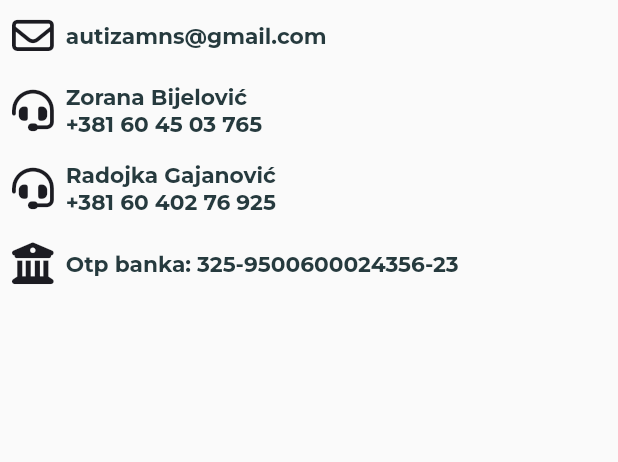
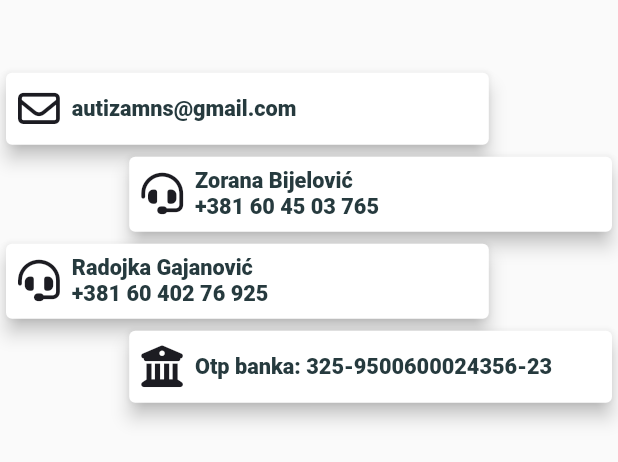
Before and after one commit to milan-kovac/communicator, a Flutter app: the AboutItems widget shown alone on an empty page, opened directly, on a phone screen of 412 x 824 dp. Shown: the top 462 px of the screen. Run offline on Flutter 3.47's test engine with Material 2 defaults, Android fonts, the phone set to English and light mode, and no system bars; our stand-ins replace cached_network_image, cloud_firestore, firebase_auth, firebase_core, firebase_storage, flutter_screenutil and 9 more; missing offline and left inert: flutter_event_calendar, flutter_sound; accounts and stored records are empty; Roboto replaces fonts that are missing (Ruda).

```diff
--- a/lib/main.dart
+++ b/lib/main.dart
@@ -24,7 +24,7 @@ class MyApp extends StatelessWidget {
         return MaterialApp(
             title: 'Communicator',
             debugShowCheckedModeBanner: false,
-            theme: ThemeData(fontFamily: GoogleFonts.montserrat().fontFamily),
+            theme: ThemeData(fontFamily: GoogleFonts.ruda().fontFamily),
             localizationsDelegates: const [
               GlobalMaterialLocalizations.delegate,
               GlobalWidgetsLocalizations.delegate,
--- a/lib/src/pages/body.page.dart
+++ b/lib/src/pages/body.page.dart
@@ -1,4 +1,5 @@
 import 'dart:convert';
+import 'package:communicator/src/services/tts.service.dart';
 import 'package:communicator/src/utils/app.color.dart';
 import 'package:communicator/src/widgets/global/custom.app.bar.dart';
 import 'package:flutter/material.dart';
@@ -45,7 +46,9 @@ class _BodyPageState extends State<BodyPage> {
             for (var i = 0; i < body.length; i++)
               Center(
                 child: InkWell(
-                  onTap: () {},
+                  onTap: () async {
+                    await TtsService(text: body[i]['description']).startSpeech();
+                  },
                   child: SizedBox(
                     width: 300.w,
                     height: 200.h,
--- a/lib/src/pages/home.page.dart
+++ b/lib/src/pages/home.page.dart
@@ -1,7 +1,7 @@
+import 'package:communicator/src/utils/app.color.dart';
 import 'package:communicator/src/widgets/global/custom.app.bar.dart';
 import 'package:communicator/src/widgets/global/sidebar.dart';
 import 'package:communicator/src/widgets/home/about.items.dart';
-import 'package:communicator/src/widgets/home/home.titile.dart';
 import 'package:communicator/src/widgets/home/map.location.dart';
 import 'package:flutter/material.dart';
 import 'package:flutter_screenutil/flutter_screenutil.dart';
@@ -19,15 +19,15 @@ class _HomePageState extends State<HomePage> {
     return Scaffold(
       appBar: PreferredSize(preferredSize: Size.fromHeight(50.h), child: const CustomAppBar()),
       drawer: Sidebar(currentPageIndex: 0),
+      backgroundColor: AppColors.backgroundColor,
       body: SafeArea(
         child: SizedBox(
           height: MediaQuery.of(context).size.height,
           width: MediaQuery.of(context).size.width,
           child: Column(
             children: const [
-              HomeTitle(),
+              MapLocation(),
               AboutItems(),
-              MapLocation(),
             ],
           ),
         ),
--- a/lib/src/widgets/global/custom.app.bar.dart
+++ b/lib/src/widgets/global/custom.app.bar.dart
@@ -9,13 +9,13 @@ class CustomAppBar extends StatelessWidget {
   Widget build(BuildContext context) {
     return AppBar(
         elevation: 5,
-        backgroundColor: AppColors.backgroundColor,
+        backgroundColor: AppColors.darkGrean,
         leading: IconButton(
           icon: const FaIcon(
             FontAwesomeIcons.bars,
             size: 28,
           ),
-          color: AppColors.darkGrean,
+          color: Colors.white,
           onPressed: () => Scaffold.of(context).openDrawer(),
         ));
   }
--- a/lib/src/widgets/global/sidebar.dart
+++ b/lib/src/widgets/global/sidebar.dart
@@ -18,6 +18,8 @@ class Sidebar extends StatelessWidget {
   Widget build(BuildContext context) {
     return Drawer(
       backgroundColor: AppColors.backgroundColor,
+      width: 180.w,
+      elevation: 2,
       child: Column(
         children: [
           SizedBox(
@@ -28,7 +30,9 @@ class Sidebar extends StatelessWidget {
               ),
               padding: const EdgeInsets.all(0),
               child: Image.asset(
-                'assets/images/logo.png',
+                'assets/images/autism.png',
+                height: 120.h,
+                width: 120.w,
               ),
             ),
           ),
--- a/lib/src/widgets/home/about.items.dart
+++ b/lib/src/widgets/home/about.items.dart
@@ -29,13 +29,24 @@ class AboutItems extends StatelessWidget {
 
     return Expanded(
       flex: 2,
+      child: Container(
+        margin: EdgeInsets.only(top: 40.r),
+        child: Align(
+          alignment: Alignment.bottomCenter,
+          child: Column(
+            mainAxisAlignment: MainAxisAlignment.start,
+            crossAxisAlignment: CrossAxisAlignment.center,
+            children: [
+              Align(
+                alignment: Alignment.centerLeft,
+                child: Card(
+                  elevation: 5,
+                  color: Colors.white,
+                  child: SizedBox(
+                    width: 250.w,
                     child: Align(
                       alignment: Alignment.centerLeft,
-        child: Column(
-          mainAxisAlignment: MainAxisAlignment.start,
-          crossAxisAlignment: CrossAxisAlignment.start,
-          children: [
-            TextButton.icon(
+                      child: TextButton.icon(
                         onPressed: () => launchEmail('autizamns@gmail.com'),
                         icon: FaIcon(
                           FontAwesomeIcons.envelope,
@@ -44,14 +55,26 @@ class AboutItems extends StatelessWidget {
                         ),
                         label: Text(
                           'autizamns@gmail.com',
-                textAlign: TextAlign.justify,
-                style: TextStyle(color: AppColors.darkGrean, fontSize: 13.sp, fontWeight: FontWeight.bold),
+                          style: TextStyle(color: AppColors.darkGrean, fontSize: 13.sp, fontWeight: FontWeight.w900),
                         ),
                         style: ButtonStyle(
                           overlayColor: MaterialStateColor.resolveWith((states) => AppColors.lightGrean),
                         ),
                       ),
-            TextButton.icon(
+                    ),
+                  ),
+                ),
+              ),
+              Align(
+                alignment: Alignment.centerRight,
+                child: Card(
+                  elevation: 5,
+                  color: Colors.white,
+                  child: SizedBox(
+                    width: 250.w,
+                    child: Align(
+                      alignment: Alignment.centerLeft,
+                      child: TextButton.icon(
                         onPressed: () => launchPhone('+381604503765'),
                         icon: FaIcon(
                           FontAwesomeIcons.headset,
@@ -60,14 +83,26 @@ class AboutItems extends StatelessWidget {
                         ),
                         label: Text(
                           'Zorana Bijelović\n+381 60 45 03 765 ',
-                textAlign: TextAlign.justify,
-                style: TextStyle(color: AppColors.darkGrean, fontSize: 13.sp, fontWeight: FontWeight.bold),
+                          style: TextStyle(color: AppColors.darkGrean, fontSize: 13.sp, fontWeight: FontWeight.w900),
                         ),
                         style: ButtonStyle(
                           overlayColor: MaterialStateColor.resolveWith((states) => AppColors.lightGrean),
                         ),
                       ),
-            TextButton.icon(
+                    ),
+                  ),
+                ),
+              ),
+              Align(
+                alignment: Alignment.centerLeft,
+                child: Card(
+                  elevation: 5,
+                  color: Colors.white,
+                  child: SizedBox(
+                    width: 250.w,
+                    child: Align(
+                      alignment: Alignment.centerLeft,
+                      child: TextButton.icon(
                         onPressed: () => launchPhone('+3816040276925'),
                         icon: FaIcon(
                           FontAwesomeIcons.headset,
@@ -76,14 +111,26 @@ class AboutItems extends StatelessWidget {
                         ),
                         label: Text(
                           'Radojka Gajanović\n+381 60 402 76 925',
-                textAlign: TextAlign.justify,
-                style: TextStyle(color: AppColors.darkGrean, fontSize: 13.sp, fontWeight: FontWeight.bold),
+                          style: TextStyle(color: AppColors.darkGrean, fontSize: 13.sp, fontWeight: FontWeight.w900),
                         ),
                         style: ButtonStyle(
                           overlayColor: MaterialStateColor.resolveWith((states) => AppColors.lightGrean),
                         ),
                       ),
-            TextButton.icon(
+                    ),
+                  ),
+                ),
+              ),
+              Align(
+                alignment: Alignment.centerRight,
+                child: Card(
+                  elevation: 5,
+                  color: Colors.white,
+                  child: SizedBox(
+                    width: 250.w,
+                    child: Align(
+                      alignment: Alignment.centerLeft,
+                      child: TextButton.icon(
                         onPressed: null,
                         icon: FaIcon(
                           FontAwesomeIcons.buildingColumns,
@@ -92,14 +139,18 @@ class AboutItems extends StatelessWidget {
                         ),
                         label: Text(
                           'Otp banka: 325-9500600024356-23',
-                textAlign: TextAlign.justify,
-                style: TextStyle(color: AppColors.darkGrean, fontSize: 13.sp, fontWeight: FontWeight.bold),
+                          style: TextStyle(color: AppColors.darkGrean, fontSize: 13.sp, fontWeight: FontWeight.w900),
                         ),
                         style: ButtonStyle(
                           overlayColor: MaterialStateColor.resolveWith((states) => AppColors.lightGrean),
                         ),
                       ),
+                    ),
+                  ),
+                ),
+              ),
             ],
+          ),
         ),
       ),
     );
--- a/pubspec.yaml
+++ b/pubspec.yaml
@@ -36,7 +36,6 @@ dependencies:
   shimmer: ^2.0.0
   google_maps_flutter: ^2.2.4
   url_launcher: ^6.1.10
-  animated_toggle_switch: ^0.6.1
   flutter_tts: ^3.6.3
 
 dev_dependencies:
@@ -56,11 +55,12 @@ flutter:
      - assets/images/
      - assets/images/emotions/
      - assets/images/body/
+     - assets/images/learning/institutions/
      - assets/json/
 
 
 flutter_icons:
   android: "launcher_icon"
   ios: true
-  image_path: "assets/images/logo.png"
+  image_path: "assets/images/autism.png"
   min_sdk_android: 21
```
Also changed, not shown: assets/json/body.json (+14 -14 lines), assets/json/institutions.json (deleted, +0 -54 lines), assets/json/learning.json (+54 -0 lines), lib/src/data/learning.page.items.dart (added, +16 -0 lines), lib/src/pages/learning.page.dart (+11 -10 lines), lib/src/pages/learning.single.page.dart (added, +63 -0 lines), lib/src/services/tts.service.dart (added, +28 -0 lines), lib/src/widgets/home/home.titile.dart (deleted, +0 -20 lines), lib/src/widgets/settings/admin.action.dart (+32 -54 lines), assets/images/autism.png (added), assets/images/emotions/17.png, assets/images/emotions/18.png, pubspec.lock, 26 other files. Lines whose indentation alone changed are shown as unchanged.
